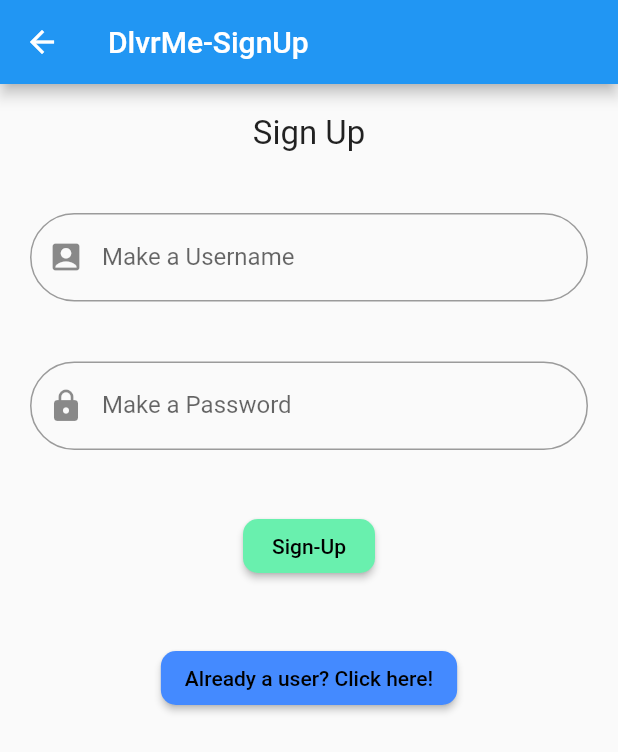
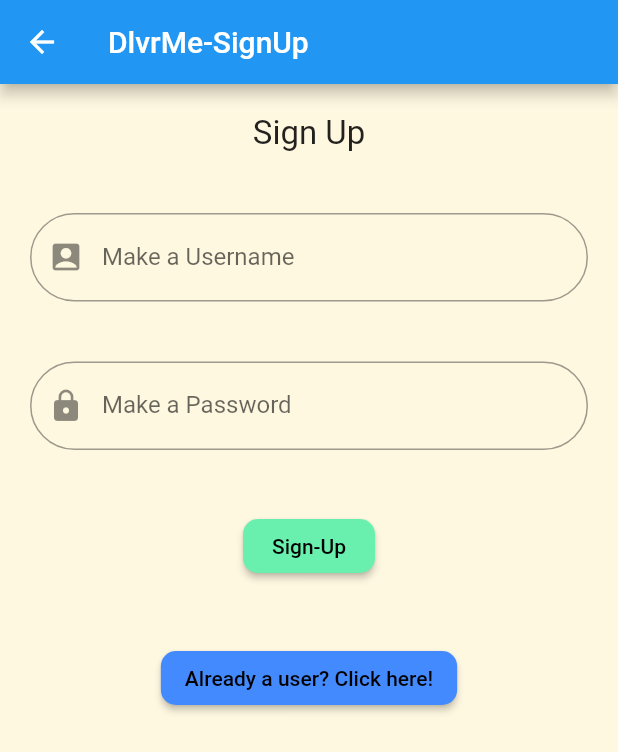
Before and after one commit to yassataiseer/DlvrMe-Mobile, a Flutter app: the screen it shows after launch, after a tap on "New User Sign Up Here!", on a phone screen of 412 x 824 dp. Shown: the top 752 px of the screen. Run offline on Flutter 3.47's test engine with Material 2 defaults, Android fonts, the phone set to English and light mode, and no system bars; our stand-ins replace google_maps_flutter, location; missing offline and left inert: dart:ffi; network calls fail.

Commit message:
beutify ui

```diff
--- a/lib/main.dart
+++ b/lib/main.dart
@@ -30,11 +30,13 @@ class LoginPage extends StatelessWidget{
   Widget build(BuildContext context){
     return Scaffold(
       resizeToAvoidBottomInset: false,
+      backgroundColor: Colors.amber[50],
       appBar: AppBar(title: Text("DlvrMe-Login"),
       ),
       body: Center(
+
+
     child: Column(
-
       children: [
 
         Center(child:Container(
@@ -144,6 +146,7 @@ class SignUpPage extends StatelessWidget{
 
     return Scaffold(
         resizeToAvoidBottomInset: false,
+        backgroundColor: Colors.amber[50],
         appBar: AppBar(title: Text("DlvrMe-SignUp"),),
       body: Center(
         child: Column(
--- a/lib/map_widget.dart
+++ b/lib/map_widget.dart
@@ -165,7 +165,6 @@ List<Marker> allMarkers = [];
              zoom: 11.0,
            ),
            markers: _markers.values.toSet(),
-           myLocationEnabled: true,
          );
 
        },
```
